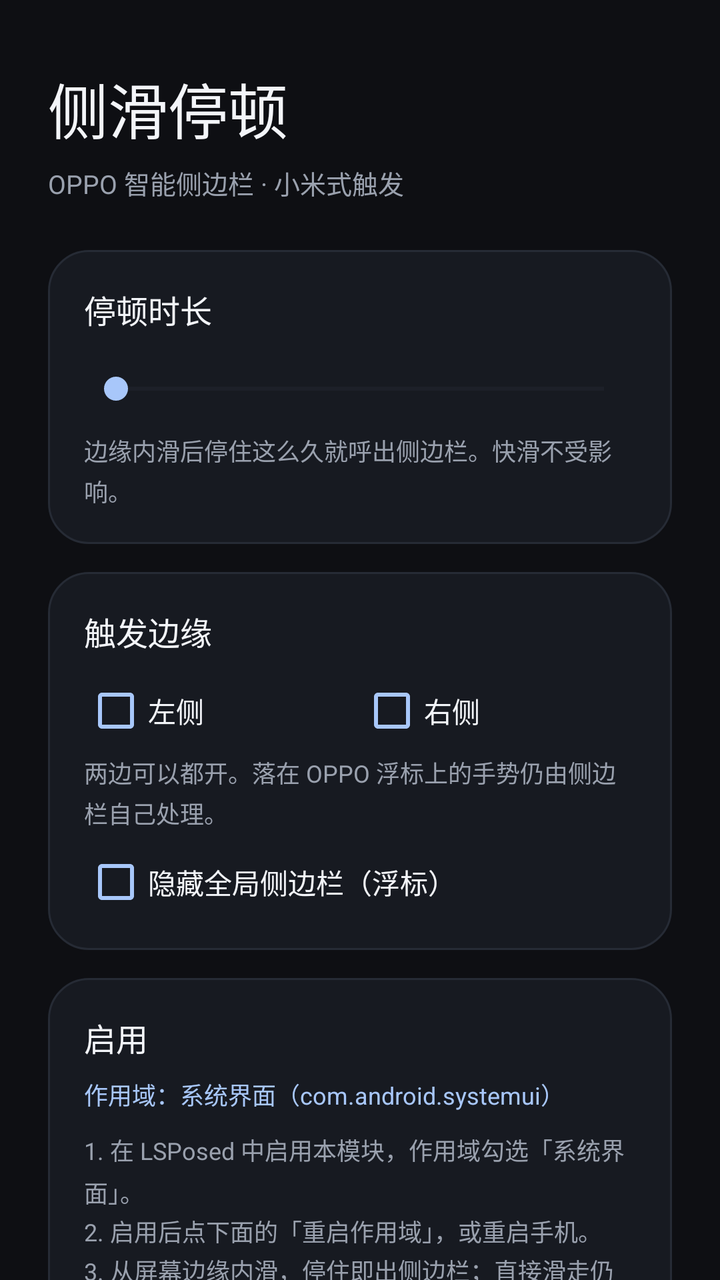
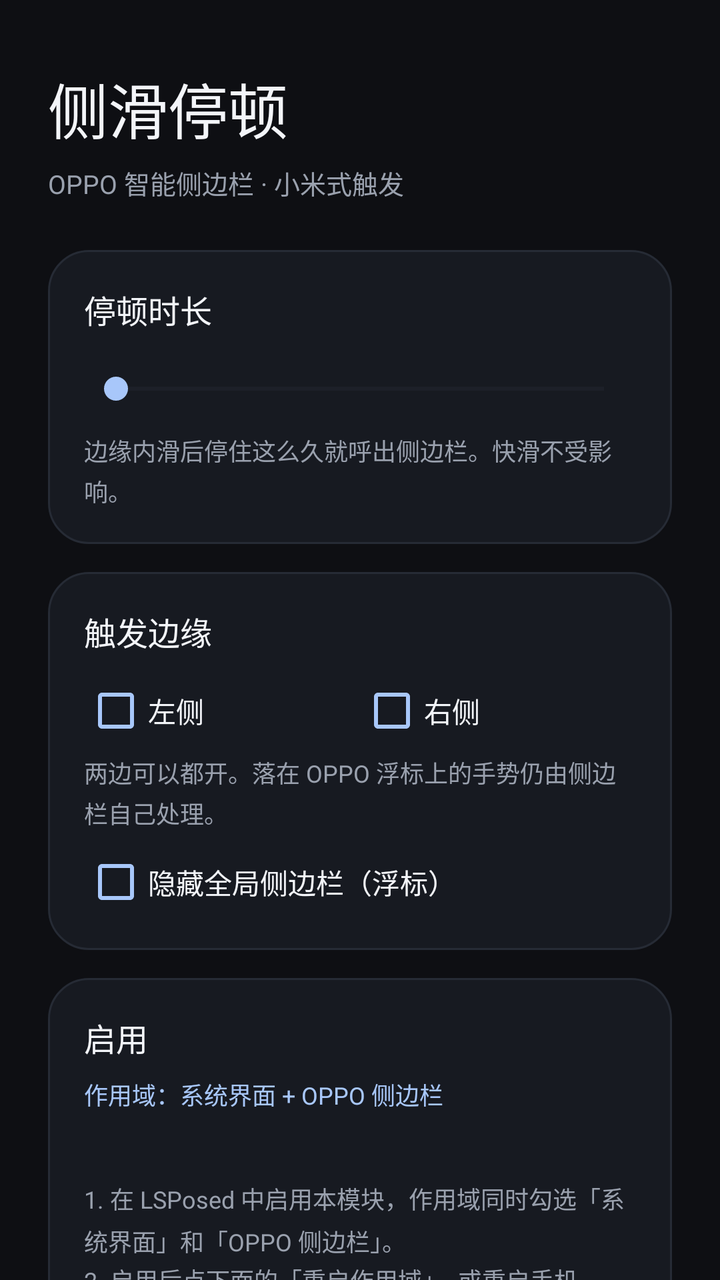

An Android layout rendered at two revisions. The XML below is the earlier revision; the diff shows what the commit changed to produce the second picture.
<!-- AndroidManifest.xml: application theme AppTheme -->
<!-- res/layout/activity_main.xml -->
<?xml version="1.0" encoding="utf-8"?>
<ScrollView xmlns:android="http://schemas.android.com/apk/res/android"
    android:layout_width="match_parent"
    android:layout_height="match_parent"
    android:background="@color/bg"
    android:clipToPadding="false"
    android:fillViewport="true"
    android:fitsSystemWindows="true"
    android:scrollbars="none">

    <LinearLayout
        android:layout_width="match_parent"
        android:layout_height="wrap_content"
        android:orientation="vertical"
        android:paddingLeft="24dp"
        android:paddingTop="32dp"
        android:paddingRight="24dp"
        android:paddingBottom="32dp">

        <TextView
            android:layout_width="wrap_content"
            android:layout_height="wrap_content"
            android:fontFamily="sans-serif-medium"
            android:text="@string/ui_title"
            android:textColor="@color/text_primary"
            android:textSize="30sp" />

        <TextView
            android:layout_width="wrap_content"
            android:layout_height="wrap_content"
            android:layout_marginTop="6dp"
            android:text="@string/ui_subtitle"
            android:textColor="@color/text_secondary"
            android:textSize="13sp" />

        <LinearLayout
            android:layout_width="match_parent"
            android:layout_height="wrap_content"
            android:layout_marginTop="24dp"
            android:background="@drawable/card_bg"
            android:orientation="vertical"
            android:padding="18dp">

            <LinearLayout
                android:layout_width="match_parent"
                android:layout_height="wrap_content"
                android:gravity="center_vertical"
                android:orientation="horizontal">

                <TextView
                    android:layout_width="0dp"
                    android:layout_height="wrap_content"
                    android:layout_weight="1"
                    android:text="@string/hold_title"
                    android:textColor="@color/text_primary"
                    android:textSize="16sp" />

                <TextView
                    android:id="@+id/hold_value"
                    android:layout_width="wrap_content"
                    android:layout_height="wrap_content"
                    android:fontFamily="sans-serif-medium"
                    android:textColor="@color/accent"
                    android:textSize="15sp" />
            </LinearLayout>

            <SeekBar
                android:id="@+id/hold"
                android:layout_width="match_parent"
                android:layout_height="36dp"
                android:layout_marginTop="10dp"
                android:max="450"
                android:progressBackgroundTint="@color/track"
                android:progressTint="@color/accent"
                android:splitTrack="false"
                android:thumbTint="@color/accent" />

            <TextView
                android:layout_width="match_parent"
                android:layout_height="wrap_content"
                android:layout_marginTop="4dp"
                android:lineSpacingExtra="3dp"
                android:text="@string/hold_desc"
                android:textColor="@color/text_secondary"
                android:textSize="12sp" />
        </LinearLayout>

        <LinearLayout
            android:layout_width="match_parent"
            android:layout_height="wrap_content"
            android:layout_marginTop="14dp"
            android:background="@drawable/card_bg"
            android:orientation="vertical"
            android:padding="18dp">

            <TextView
                android:layout_width="wrap_content"
                android:layout_height="wrap_content"
                android:text="@string/edge_title"
                android:textColor="@color/text_primary"
                android:textSize="16sp" />

            <LinearLayout
                android:layout_width="match_parent"
                android:layout_height="wrap_content"
                android:layout_marginTop="12dp"
                android:orientation="horizontal">

                <CheckBox
                    android:id="@+id/edge_left"
                    android:layout_width="0dp"
                    android:layout_height="wrap_content"
                    android:layout_weight="1"
                    android:buttonTint="@color/accent"
                    android:text="@string/edge_left"
                    android:textColor="@color/text_primary"
                    android:textSize="14sp" />

                <CheckBox
                    android:id="@+id/edge_right"
                    android:layout_width="0dp"
                    android:layout_height="wrap_content"
                    android:layout_weight="1"
                    android:buttonTint="@color/accent"
                    android:text="@string/edge_right"
                    android:textColor="@color/text_primary"
                    android:textSize="14sp" />
            </LinearLayout>

            <TextView
                android:layout_width="match_parent"
                android:layout_height="wrap_content"
                android:layout_marginTop="6dp"
                android:lineSpacingExtra="3dp"
                android:text="@string/edge_desc"
                android:textColor="@color/text_secondary"
                android:textSize="12sp" />

            <CheckBox
                android:id="@+id/hide_bar"
                android:layout_width="match_parent"
                android:layout_height="wrap_content"
                android:layout_marginTop="10dp"
                android:buttonTint="@color/accent"
                android:text="@string/hide_bar"
                android:textColor="@color/text_primary"
                android:textSize="14sp" />
        </LinearLayout>

        <LinearLayout
            android:layout_width="match_parent"
            android:layout_height="wrap_content"
            android:layout_marginTop="14dp"
            android:background="@drawable/card_bg"
            android:orientation="vertical"
            android:padding="18dp">

            <TextView
                android:layout_width="wrap_content"
                android:layout_height="wrap_content"
                android:text="@string/setup_title"
                android:textColor="@color/text_primary"
                android:textSize="16sp" />

            <TextView
                android:layout_width="match_parent"
                android:layout_height="wrap_content"
                android:layout_marginTop="8dp"
                android:text="@string/setup_scope"
                android:textColor="@color/accent"
                android:textSize="12sp" />

            <TextView
                android:layout_width="match_parent"
                android:layout_height="wrap_content"
                android:layout_marginTop="10dp"
                android:lineSpacingExtra="4dp"
                android:text="@string/setup_step1"
                android:textColor="@color/text_secondary"
                android:textSize="12sp" />

            <TextView
                android:layout_width="match_parent"
                android:layout_height="wrap_content"
                android:layout_marginTop="2dp"
                android:lineSpacingExtra="4dp"
                android:text="@string/setup_step2"
                android:textColor="@color/text_secondary"
                android:textSize="12sp" />

            <TextView
                android:layout_width="match_parent"
                android:layout_height="wrap_content"
                android:layout_marginTop="2dp"
                android:lineSpacingExtra="4dp"
                android:text="@string/setup_step3"
                android:textColor="@color/text_secondary"
                android:textSize="12sp" />

            <TextView
                android:layout_width="match_parent"
                android:layout_height="wrap_content"
                android:layout_marginTop="10dp"
                android:lineSpacingExtra="3dp"
                android:text="@string/setup_note"
                android:textColor="@color/text_secondary"
                android:textSize="11sp" />
        </LinearLayout>

        <Button
            android:id="@+id/restart_systemui"
            android:layout_width="match_parent"
            android:layout_height="52dp"
            android:layout_marginTop="18dp"
            android:background="@drawable/button_secondary"
            android:fontFamily="sans-serif-medium"
            android:text="@string/restart_systemui"
            android:textAllCaps="false"
            android:textColor="@color/text_primary"
            android:textSize="15sp" />

        <Button
            android:id="@+id/open_lsposed"
            android:layout_width="match_parent"
            android:layout_height="52dp"
            android:layout_marginTop="18dp"
            android:background="@drawable/button_primary"
            android:fontFamily="sans-serif-medium"
            android:text="@string/open_lsposed"
            android:textAllCaps="false"
            android:textColor="@color/accent_text"
            android:textSize="15sp" />
    </LinearLayout>
</ScrollView>
<!-- resources referenced by this layout -->
<resources>
  <color name="accent">#A8C7FA</color>
  <color name="accent_text">#11151C</color>
  <color name="bg">#0E0F13</color>
  <color name="text_primary">#F3F5F9</color>
  <color name="text_secondary">#9AA1AE</color>
  <color name="track">#2B303B</color>
  <!-- drawable button_primary (drawable) -->
  <?xml version="1.0" encoding="utf-8"?>
  <ripple xmlns:android="http://schemas.android.com/apk/res/android" android:color="#33FFFFFF">
      <item>
          <shape android:shape="rectangle">
              <solid android:color="@color/accent" />
              <corners android:radius="16dp" />
          </shape>
      </item>
  </ripple>
  <!-- drawable button_secondary (drawable) -->
  <?xml version="1.0" encoding="utf-8"?>
  <ripple xmlns:android="http://schemas.android.com/apk/res/android" android:color="#22FFFFFF">
      <item>
          <shape android:shape="rectangle">
              <solid android:color="#1B1F27" />
              <corners android:radius="16dp" />
              <stroke android:width="1dp" android:color="@color/card_stroke" />
          </shape>
      </item>
  </ripple>
  <!-- drawable card_bg (drawable) -->
  <?xml version="1.0" encoding="utf-8"?>
  <shape xmlns:android="http://schemas.android.com/apk/res/android" android:shape="rectangle">
      <solid android:color="@color/card" />
      <corners android:radius="20dp" />
      <stroke android:width="1dp" android:color="@color/card_stroke" />
  </shape>
  <string name="edge_desc">两边可以都开。落在 OPPO 浮标上的手势仍由侧边栏自己处理。</string>
  <string name="edge_left">左侧</string>
  <string name="edge_right">右侧</string>
  <string name="edge_title">触发边缘</string>
  <string name="hide_bar">隐藏全局侧边栏（浮标）</string>
  <string name="hold_desc">边缘内滑后停住这么久就呼出侧边栏。快滑不受影响。</string>
  <string name="hold_title">停顿时长</string>
  <string name="open_lsposed">打开 LSPosed</string>
  <string name="restart_systemui">重启作用域（root）</string>
  <string name="setup_note">模块只改触发方式，不替换 OPPO 的侧边栏内容。</string>
  <string name="setup_scope">作用域：系统界面（com.android.systemui）</string>
  <string name="setup_step1">1. 在 LSPosed 中启用本模块，作用域勾选「系统界面」。</string>
  <string name="setup_step2">2. 启用后点下面的「重启作用域」，或重启手机。</string>
  <string name="setup_step3">3. 从屏幕边缘内滑，停住即出侧边栏；直接滑走仍是返回。</string>
  <string name="setup_title">启用</string>
  <string name="ui_subtitle">OPPO 智能侧边栏 · 小米式触发</string>
  <string name="ui_title">侧滑停顿</string>
  <style name="AppTheme" parent="@android:style/Theme.Material.NoActionBar">
          <item name="android:fontFamily">sans-serif</item>
          <item name="android:windowBackground">@color/bg</item>
          <item name="android:statusBarColor">@color/bg</item>
          <item name="android:navigationBarColor">@color/bg</item>
          <item name="android:windowLightStatusBar">false</item>
          <item name="android:windowLightNavigationBar">false</item>
          <item name="android:colorAccent">@color/accent</item>
      </style>
  <color name="card_stroke">#262B35</color>
  <color name="card">#171A21</color>
</resources>

<!-- the commit's change to res/layout/activity_main.xml (unified diff, before → after) -->
@@ -168,6 +168,15 @@
                 android:layout_marginTop="8dp"
                 android:text="@string/setup_scope"
                 android:textColor="@color/accent"
+                android:textSize="12sp" />
+
+            <TextView
+                android:id="@+id/hook_status"
+                android:layout_width="match_parent"
+                android:layout_height="wrap_content"
+                android:layout_marginTop="8dp"
+                android:lineSpacingExtra="3dp"
+                android:textColor="@color/text_secondary"
                 android:textSize="12sp" />
 
             <TextView
<!-- resource entries referenced after the edit -->
@@ -43,9 +43,9 @@
   <string name="hold_title">停顿时长</string>
   <string name="open_lsposed">打开 LSPosed</string>
   <string name="restart_systemui">重启作用域（root）</string>
-  <string name="setup_note">模块只改触发方式，不替换 OPPO 的侧边栏内容。</string>
-  <string name="setup_scope">作用域：系统界面（com.android.systemui）</string>
-  <string name="setup_step1">1. 在 LSPosed 中启用本模块，作用域勾选「系统界面」。</string>
+  <string name="setup_note">浮标由侧边栏进程隐藏，只勾系统界面不会生效。模块只改触发方式，不替换 OPPO 的侧边栏内容。</string>
+  <string name="setup_scope">作用域：系统界面 + OPPO 侧边栏</string>
+  <string name="setup_step1">1. 在 LSPosed 中启用本模块，作用域同时勾选「系统界面」和「OPPO 侧边栏」。</string>
   <string name="setup_step2">2. 启用后点下面的「重启作用域」，或重启手机。</string>
   <string name="setup_step3">3. 从屏幕边缘内滑，停住即出侧边栏；直接滑走仍是返回。</string>
   <string name="setup_title">启用</string>
